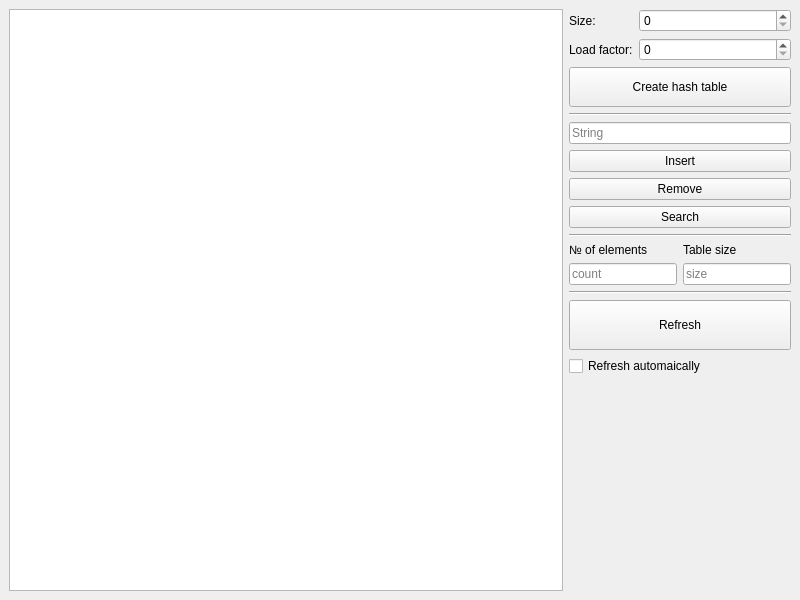
Qt form mainwindow.ui (Dolfost/hash-table-generator) before a commit.
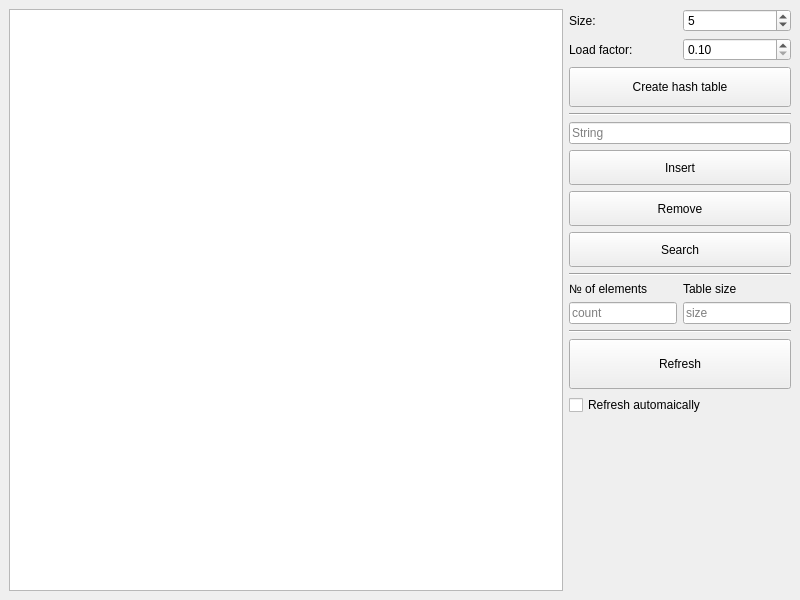
The same form after that commit. Icons and pictures are not drawn.

Commit message: Polish the program

Patch:
```diff
--- a/mainwindow.ui
+++ b/mainwindow.ui
@@ -30,18 +30,18 @@
          <number>0</number>
         </property>
         <item>
-         <layout class="QFormLayout" name="formLayout">
+         <layout class="QHBoxLayout" name="horizontalLayout_3">
           <property name="topMargin">
            <number>0</number>
           </property>
-          <item row="0" column="0">
+          <item>
            <widget class="QLabel" name="label">
             <property name="text">
              <string>Size:</string>
             </property>
            </widget>
           </item>
-          <item row="0" column="1">
+          <item>
            <widget class="QSpinBox" name="sizeSpinBox">
             <property name="sizePolicy">
              <sizepolicy hsizetype="Preferred" vsizetype="Fixed">
@@ -58,22 +58,41 @@
             <property name="maximum">
              <number>1000</number>
             </property>
-           </widget>
-          </item>
-          <item row="1" column="1">
-           <widget class="QSpinBox" name="loadFactorSpinBox">
             <property name="maximum">
              <number>1000</number>
             </property>
+            <property name="value">
+             <number>5</number>
+            </property>
            </widget>
           </item>
-          <item row="1" column="0">
+         </layout>
+        </item>
+        <item>
+         <layout class="QHBoxLayout" name="horizontalLayout_2">
+          <property name="topMargin">
+           <number>0</number>
+          </property>
+          <item>
            <widget class="QLabel" name="label_2">
             <property name="text">
              <string>Load factor:</string>
             </property>
            </widget>
           </item>
+          <item>
+           <widget class="QDoubleSpinBox" name="loadFactorSpinBox">
+            <property name="minimum">
+             <double>0.100000000000000</double>
+            </property>
+            <property name="maximum">
+             <double>1000.000000000000000</double>
+            </property>
+            <property name="singleStep">
+             <double>0.100000000000000</double>
+            </property>
+           </widget>
+          </item>
          </layout>
         </item>
         <item>
@@ -125,6 +144,15 @@
           </item>
           <item>
            <widget class="QPushButton" name="insertPushButton">
+            <property name="minimumSize">
+             <size>
+              <width>0</width>
+              <height>35</height>
+             </size>
+            </property>
+            <property name="cursor">
+             <cursorShape>PointingHandCursor</cursorShape>
+            </property>
             <property name="text">
              <string>Insert</string>
             </property>
@@ -132,6 +160,15 @@
           </item>
           <item>
            <widget class="QPushButton" name="removePushButton">
+            <property name="minimumSize">
+             <size>
+              <width>0</width>
+              <height>35</height>
+             </size>
+            </property>
+            <property name="cursor">
+             <cursorShape>PointingHandCursor</cursorShape>
+            </property>
             <property name="text">
              <string>Remove</string>
             </property>
@@ -139,6 +176,15 @@
           </item>
           <item>
            <widget class="QPushButton" name="searchPushButton">
+            <property name="minimumSize">
+             <size>
+              <width>0</width>
+              <height>35</height>
+             </size>
+            </property>
+            <property name="cursor">
+             <cursorShape>PointingHandCursor</cursorShape>
+            </property>
             <property name="text">
              <string>Search</string>
             </property>
```
Left out of the diff: 27 changed lines with no effect on the pictures. The commit also changes 2 other files.
